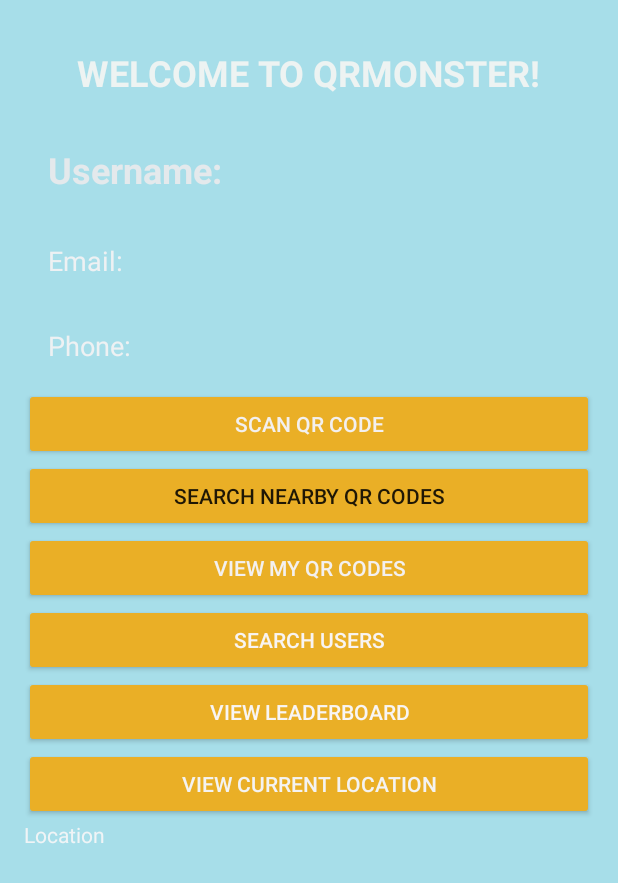
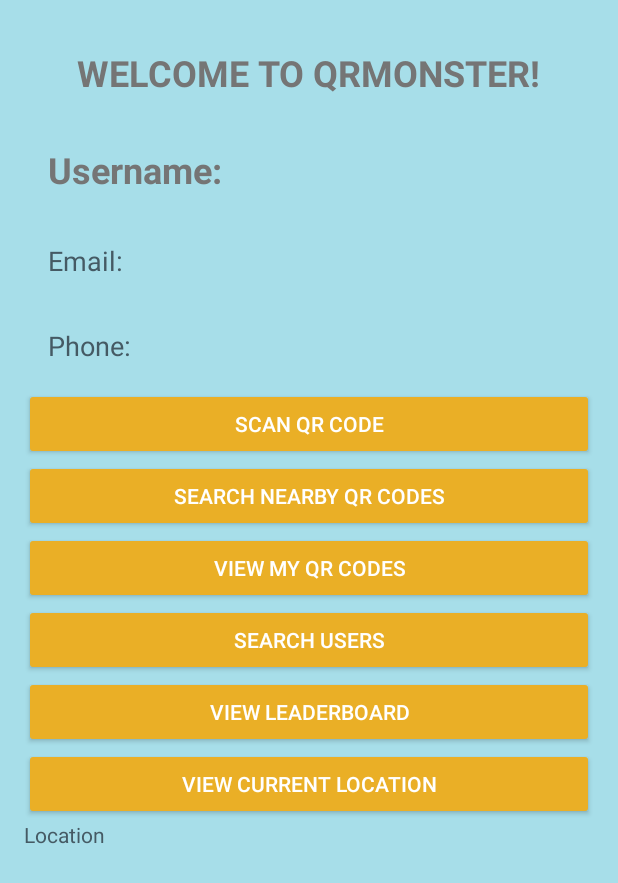
Before and after one commit to CMPUT301W23T38/QRMonsters, an Android app: the HomeActivity screen opened directly, with no data from a screen before it, on a phone screen of 412 x 824 dp. Shown: the top 883 px of the screen. Run offline under Robolectric (Android 15) with nearby library versions, the phone set to English and light mode, and no system bars; our stand-ins replace Firebase (no records; nobody signed in at launch, a user with empty details on screens opened directly).

Commit message:
Design changes

```diff
--- a/app/build.gradle
+++ b/app/build.gradle
@@ -68,7 +68,7 @@ dependencies {
     implementation 'androidx.appcompat:appcompat:1.6.1'
     implementation 'com.google.android.material:material:1.8.0'
     implementation 'androidx.constraintlayout:constraintlayout:2.1.4'
-    implementation 'com.google.firebase:firebase-database:20.0.4'
+    implementation 'com.google.firebase:firebase-database:20.1.0'
     implementation 'com.google.android.gms:play-services-maps:18.1.0'
     implementation 'com.google.android.gms:play-services-location:21.0.1'
     implementation fileTree(dir: 'C:\\Users\\008-0412\\AppData\\Local\\Android\\Sdk\\platforms\\android-33', include: ['*.aar', '*.jar'], exclude: [])
@@ -85,7 +85,7 @@ dependencies {
 
     implementation 'com.github.open-android:Zxing:v1.0.3'
     androidTestImplementation 'com.jayway.android.robotium:robotium-solo:5.3.1'
-    androidTestImplementation 'androidx.test:rules:1.2.0'
-    androidTestImplementation 'androidx.test:runner:1.2.0'
+    androidTestImplementation 'androidx.test:rules:1.5.0'
+    androidTestImplementation 'androidx.test:runner:1.5.2'
 
 }
--- a/app/src/main/java/com/example/qrmonsters/searchNearbyQR.java
+++ b/app/src/main/java/com/example/qrmonsters/searchNearbyQR.java
@@ -62,7 +62,7 @@ public class searchNearbyQR extends AppCompatActivity {
     protected void onCreate(Bundle savedInstanceState) {
         super.onCreate(savedInstanceState);
         setContentView(R.layout.activity_search_nearby_qr);
-        getSupportActionBar().setDisplayHomeAsUpEnabled(true);
+        //getSupportActionBar().setDisplayHomeAsUpEnabled(true);
 
         Location userLocation = getIntent().getParcelableExtra("User Location");
         ArrayList playerList = getIntent().getStringArrayListExtra("playerList");
--- a/app/src/main/res/layout/activity_home.xml
+++ b/app/src/main/res/layout/activity_home.xml
@@ -14,7 +14,7 @@
         android:layout_gravity="center"
         android:padding="16dp"
         android:text="@string/welcome_to_qrmonster"
-        android:textColor="#EDF3F2"
+        android:textColor="#757575"
         android:textSize="24sp"
         android:textStyle="bold" />
 
@@ -27,7 +27,7 @@
         android:background="#A7DEE9"
         android:padding="16dp"
         android:text="@string/username_"
-        android:textColor="#E4E9EC"
+        android:textColor="#757575"
         android:textSize="24sp"
         android:textStyle="bold" />
 
@@ -38,7 +38,7 @@
         android:layout_gravity="center"
         android:padding="16dp"
         android:text="@string/email"
-        android:textColor="#EEF1F3"
+        android:textColor="#455A64"
         android:textSize="18sp" />
 
     <TextView
@@ -48,7 +48,7 @@
         android:layout_gravity="center"
         android:padding="16dp"
         android:text="@string/phone_numberr"
-        android:textColor="#EEF1F3"
+        android:textColor="#455A64"
         android:textSize="18sp" />
 
     <!-- Add buttons for QR code scanning, viewing QR codes, searching users, and viewing the leaderboard -->
@@ -59,14 +59,15 @@
         android:backgroundTint="#EAAF26"
         android:onClick="scanQRCode"
         android:text="@string/scan_qr_code"
-        android:textColor="#F3F0EF" />
+        android:textColor="#FFFFFF" />
 
     <Button
         android:id="@+id/searchNearbyQRButton"
         android:layout_width="match_parent"
         android:layout_height="wrap_content"
         android:backgroundTint="#EAAF26"
-        android:text="@string/search_nearby_qr_codes"/>
+        android:text="@string/search_nearby_qr_codes"
+        android:textColor="#FFFFFF" />
 
     <Button
         android:id="@+id/viewMyQRCodesButton"
@@ -75,7 +76,7 @@
         android:backgroundTint="#EAAF26"
         android:onClick="viewMyQRCodes"
         android:text="@string/view_my_qr_codes"
-        android:textColor="#F3F0EF" />
+        android:textColor="#FFFFFF" />
 
     <Button
         android:id="@+id/searchUsersButton"
@@ -84,7 +85,7 @@
         android:backgroundTint="#EAAF26"
         android:onClick="searchUsers"
         android:text="@string/search_users_"
-        android:textColor="#F8F4F2" />
+        android:textColor="#FFFFFF" />
 
     <Button
         android:id="@+id/viewLeaderboardButton"
@@ -93,7 +94,7 @@
         android:backgroundTint="#EAAF26"
         android:onClick="viewLeaderboard"
         android:text="@string/view_leaderboard_"
-        android:textColor="#F8F5F4" />
+        android:textColor="#FFFFFF" />
 
     <Button
         android:id="@+id/viewCurrentLocation"
@@ -101,13 +102,13 @@
         android:layout_height="wrap_content"
         android:backgroundTint="#EAAF26"
         android:text="@string/view_current_location"
-        android:textColor="#F4F3F2" />
+        android:textColor="#FFFFFF" />
 
     <TextView
         android:id="@+id/tv_location"
         android:layout_width="wrap_content"
         android:layout_height="wrap_content"
         android:text="@string/location"
-        android:textColor="#F0F4F6" />
+        android:textColor="#455A64" />
 
 </LinearLayout>
--- a/app/src/main/res/values/strings.xml
+++ b/app/src/main/res/values/strings.xml
@@ -28,4 +28,5 @@
     <string name="scan_returns_bitmap">scan returns bitmap</string>
     <string name="welcome_to_qrmonster">WELCOME TO QRMONSTER!</string>
     <string name="search_nearby_qr_codes">Search Nearby QR codes</string>
+    <string name="name">Name:</string>
 </resources>
```
Also changed, not shown: app/src/main/AndroidManifest.xml (+10 -5 lines), app/src/main/java/com/example/qrmonsters/viewPlayerProfile.java (+5 -5 lines), app/src/main/res/layout/activity_registration.xml (+4 -4 lines), app/src/main/res/layout/activity_search_nearby_qr.xml (+4 -3 lines), app/src/main/res/layout/activity_user_search.xml (+13 -8 lines), app/src/main/res/layout/activity_view_player_profile.xml (+23 -13 lines), app/src/main/res/layout/activity_view_qrcode.xml (+11 -7 lines), app/src/main/res/layout/qr_nearby_list.xml (+6 -8 lines).
